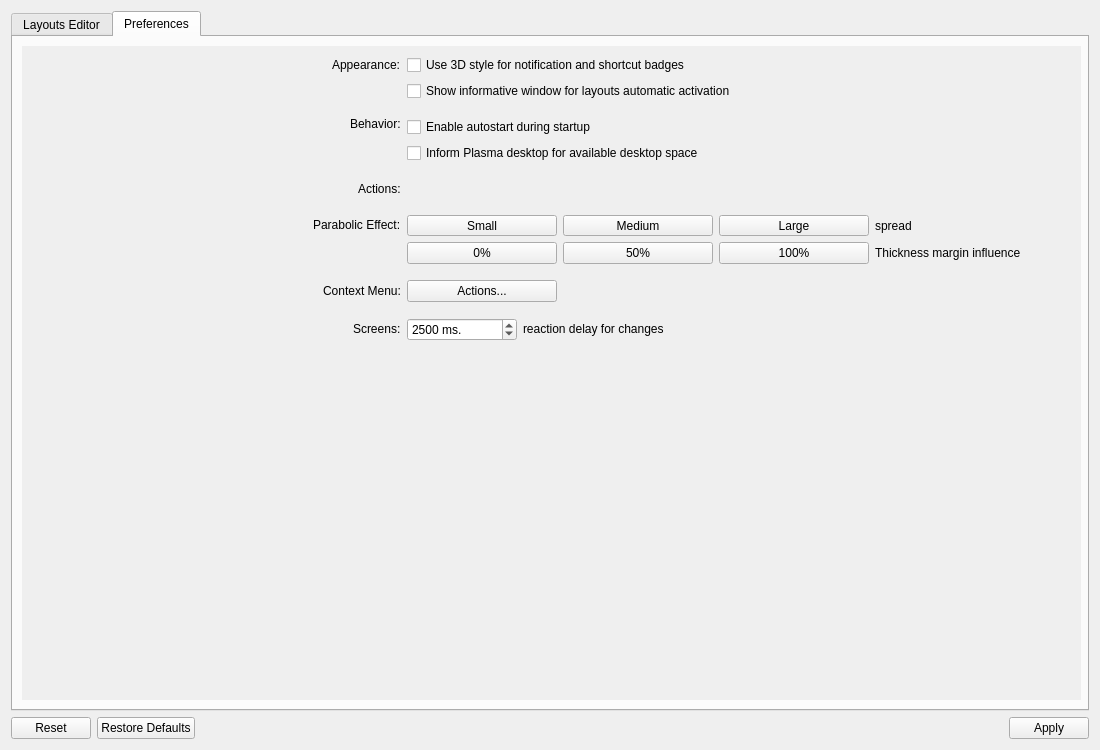
Qt form app/settings/settingsdialog/settingsdialog.ui (khanhdew/latte-dock-ng) before a commit.
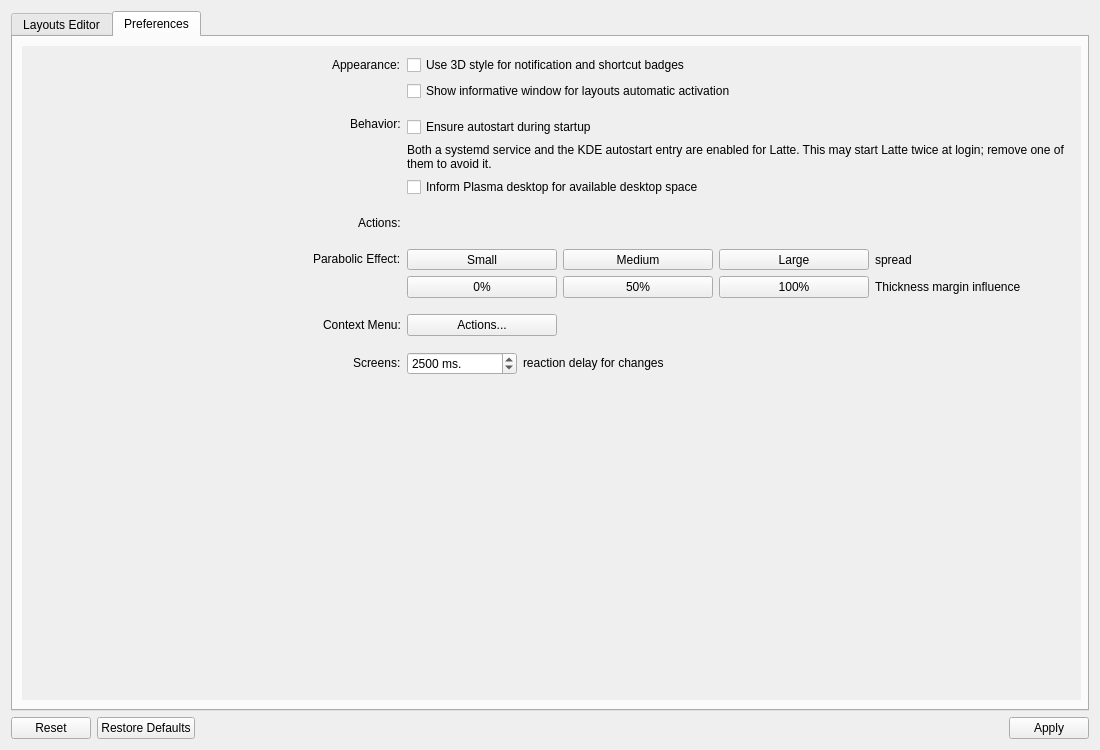
The same form after that commit. The open tabs and pages were chosen to show the change. Icons and pictures are not drawn. Custom widgets are drawn as their Qt base class.

Commit message: fix: make autostart opt-out and mechanism-aware

What changed in the file:
```diff
--- a/app/settings/settingsdialog/settingsdialog.ui
+++ b/app/settings/settingsdialog/settingsdialog.ui
@@ -726,7 +726,20 @@
                 <string>Start the application automatically after each relogin</string>
                </property>
                <property name="text">
-                <string>Enable autostart during startup</string>
+                <string>Ensure autostart during startup</string>
+               </property>
+              </widget>
+             </item>
+             <item row="4" column="1">
+              <widget class="QLabel" name="autostartWarningLbl">
+               <property name="visible">
+                <bool>false</bool>
+               </property>
+               <property name="text">
+                <string>Both a systemd service and the KDE autostart entry are enabled for Latte. This may start Latte twice at login; remove one of them to avoid it.</string>
+               </property>
+               <property name="wordWrap">
+                <bool>true</bool>
                </property>
               </widget>
              </item>
```
Left out of the diff: 2 changed lines with no effect on the pictures. The commit also changes 10 other files.
